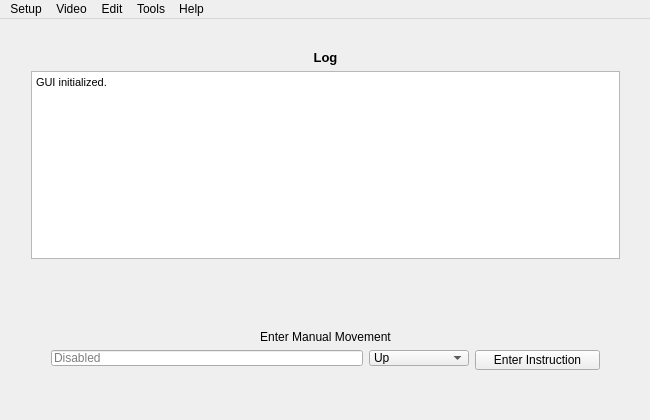
Old version of the form code/gui/mainwindow.ui in the repository uwnrg/minotaur-cpp.
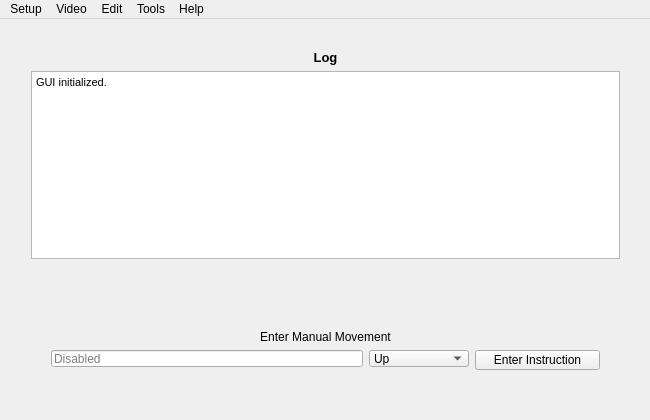
New version of the form.

Diff of the .ui file:
```diff
--- a/code/gui/mainwindow.ui
+++ b/code/gui/mainwindow.ui
@@ -32,7 +32,7 @@
       <x>40</x>
       <y>300</y>
       <width>571</width>
-      <height>58</height>
+      <height>59</height>
      </rect>
     </property>
     <layout class="QVBoxLayout" name="instruction_interface">
```
Left out of the diff: 4 changed lines with no effect on the pictures.
